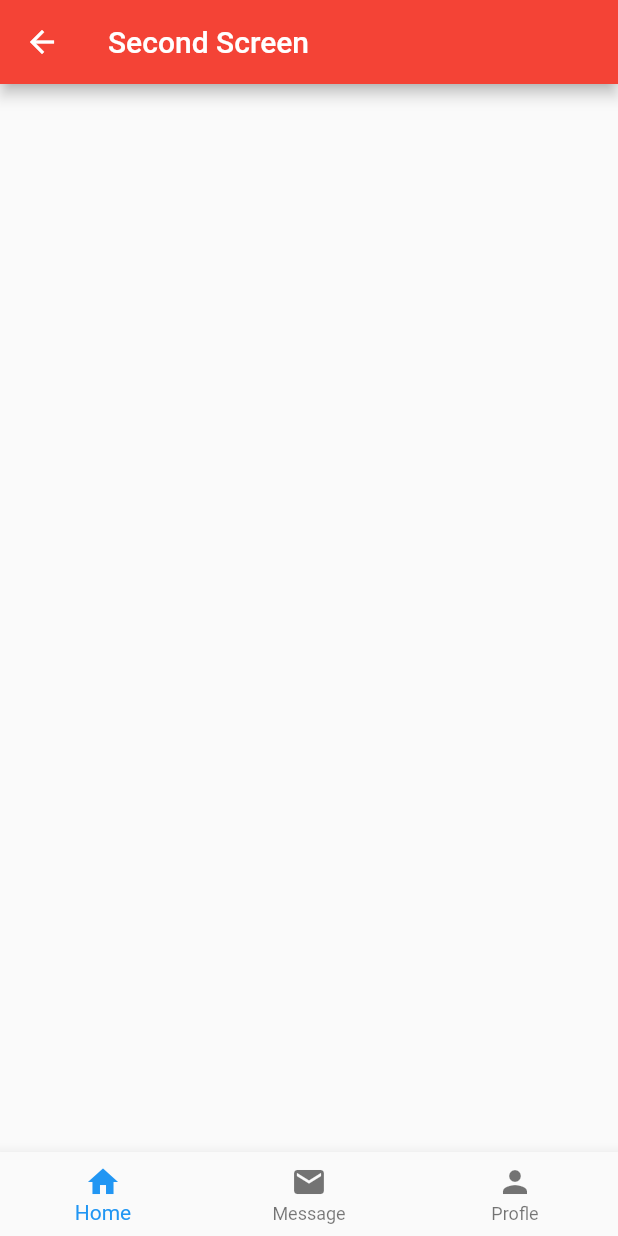
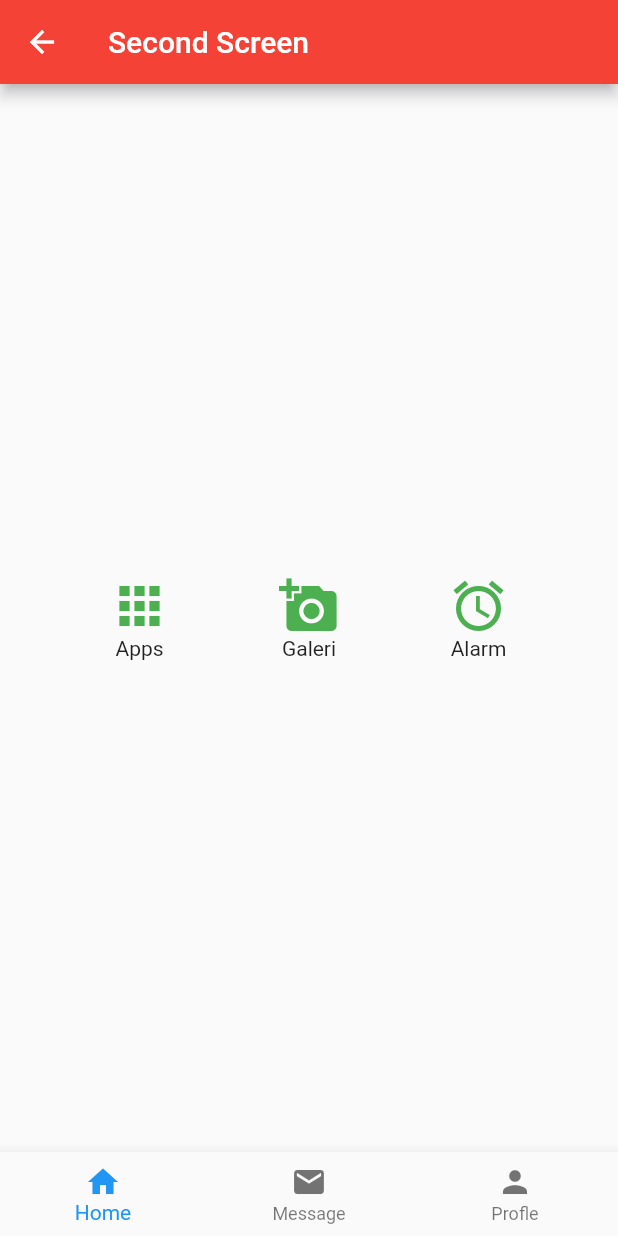
Before and after one commit to jokoss92/belajar_flutter, a Flutter app: the SecondScreen screen opened directly, on a phone screen of 412 x 824 dp. Run offline on Flutter 3.47's test engine with Material 2 defaults, Android fonts, the phone set to English and light mode, and no system bars.

Commit message:
Add column

```diff
--- a/lib/main.dart
+++ b/lib/main.dart
@@ -87,6 +87,33 @@ class SecondScreen extends StatelessWidget {
         title: new Text('Second Screen'),
         backgroundColor: Colors.red,
       ),
+      //body: Image.asset('assets/images/location.png'),
+      body: new Row(
+        mainAxisAlignment: MainAxisAlignment.spaceEvenly,
+        children: <Widget>[
+          new Column(
+            mainAxisAlignment: MainAxisAlignment.center,
+            children: <Widget>[
+              new Icon(Icons.apps, color: Colors.green, size: 40.0,),
+              new Text('Apps')
+            ],
+          ),
+          new Column(
+            mainAxisAlignment: MainAxisAlignment.center,
+            children: <Widget>[
+              new Icon(Icons.add_a_photo, color: Colors.green, size: 40.0,),
+              new Text('Galeri')
+            ],
+          ),
+          new Column(
+            mainAxisAlignment: MainAxisAlignment.center,
+            children: <Widget>[
+              new Icon(Icons.alarm, color: Colors.green, size: 40.0,),
+              new Text('Alarm')
+            ],
+          ),
+        ],
+      ),
 
       //bottom menu
       bottomNavigationBar: BottomNavigationBar(currentIndex: 0, items: [
--- a/pubspec.yaml
+++ b/pubspec.yaml
@@ -37,9 +37,12 @@ flutter:
   uses-material-design: true
 
   # To add assets to your application, add an assets section, like this:
-  # assets:
+   #assets:
   #  - images/a_dot_burr.jpeg
   #  - images/a_dot_ham.jpeg
+
+  #assets:
+  #- assets/images/location.png
 
   # An image asset can refer to one or more resolution-specific "variants", see
   # https://flutter.io/assets-and-images/#resolution-aware.
```
Also changed, not shown: assets/images/location.png (added).
